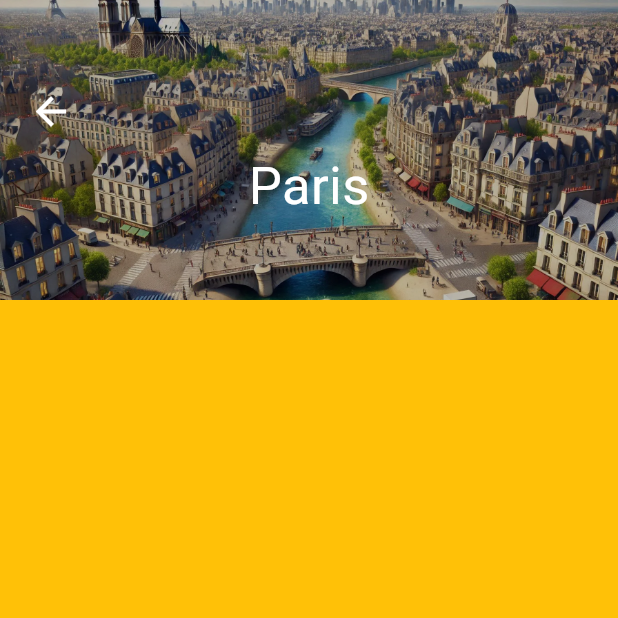
After one commit to KevinStandaert/city_tr, a Flutter app: the TripView screen opened directly with sample values from the repository, on a phone screen of 412 x 824 dp, the top half of it. The commit adds this screen. Run offline on Flutter 3.47's test engine with Material 3 defaults, Android fonts, the phone set to English and light mode, and no system bars.

Commit message:
feat trip_city_bar

```diff
--- a/lib/main.dart
+++ b/lib/main.dart
@@ -1,3 +1,5 @@
+import 'package:city_tr/views/trip/trip_view.dart';
+
 import 'data/data.dart' as data;
 import 'models/trip_model.dart';
 import 'views/404/not_found.dart';
@@ -81,6 +83,23 @@ class _CityTripState extends State<CityTrip> {
                 },
               );
             }
+          case TripView.routeName:
+            {
+              return MaterialPageRoute(
+                builder: (context) {
+                  String tripId =
+                      (settings.arguments as Map<String, String>)['tripId']!;
+                  String cityName =
+                      (settings.arguments as Map<String, String>)['cityName']!;
+
+                  return TripView(
+                    trip: trips.firstWhere((trip) => trip.id == tripId),
+                    city: widget.cities
+                        .firstWhere((city) => city.name == cityName),
+                  );
+                },
+              );
+            }
         }
       },
       onUnknownRoute: (settings) {
--- a/lib/models/activity_model.dart
+++ b/lib/models/activity_model.dart
@@ -1,3 +1,5 @@
+enum ActivityStatus { ongoing, done }
+
 class Activity {
   String name;
   String image;
@@ -5,10 +7,13 @@ class Activity {
   String city;
   double price;
 
-  Activity(
-      {required this.price,
-      required this.name,
-      required this.image,
-      required this.id,
-      required this.city});
+  ActivityStatus status;
+
+  Activity({
+    required this.price,
+    required this.name,
+    required this.image,
+    required this.id,
+    required this.city,
+  }) : status = ActivityStatus.ongoing;
 }
--- a/lib/models/trip_model.dart
+++ b/lib/models/trip_model.dart
@@ -1,9 +1,12 @@
 import 'package:city_tr/models/activity_model.dart';
+import 'package:flutter/material.dart';
 
 class Trip {
   String city;
+  String id;
   List<Activity> activities;
   DateTime? date;
 
-  Trip({required this.city, required this.activities, this.date});
+  Trip({required this.city, required this.activities, this.date})
+      : id = UniqueKey().toString();
 }
--- /dev/null
+++ b/lib/views/trip/trip_view.dart
@@ -0,0 +1,39 @@
+import 'package:city_tr/models/trip_model.dart';
+import 'package:city_tr/views/trip/widgets/trip_city_bar.dart';
+import 'package:flutter/material.dart';
+
+import '../../models/city_model.dart';
+
+class TripView extends StatefulWidget {
+  static const String routeName = '/trip';
+  final Trip trip;
+  final City city;
+
+  const TripView({super.key, required this.trip, required this.city});
+
+  @override
+  State<TripView> createState() => _TripViewState();
+}
+
+class _TripViewState extends State<TripView> {
+  @override
+  Widget build(BuildContext context) {
+    return Scaffold(
+      body: SingleChildScrollView(
+        child: Container(
+          child: Column(
+            children: [
+              TripCityBar(
+                city: widget.city,
+              ),
+              Container(
+                height: 800,
+                color: Colors.amber,
+              ),
+            ],
+          ),
+        ),
+      ),
+    );
+  }
+}
--- /dev/null
+++ b/lib/views/trip/widgets/trip_city_bar.dart
@@ -0,0 +1,57 @@
+import 'package:city_tr/models/city_model.dart';
+import 'package:flutter/material.dart';
+
+class TripCityBar extends StatelessWidget {
+  final City city;
+
+  const TripCityBar({super.key, required this.city});
+
+  @override
+  Widget build(BuildContext context) {
+    return SizedBox(
+      height: 200,
+      child: Stack(
+        fit: StackFit.expand,
+        alignment: Alignment.center,
+        children: [
+          Image.asset(city.image, fit: BoxFit.cover),
+          Container(
+              color: Colors.black26,
+              padding: const EdgeInsets.symmetric(
+                vertical: 50,
+                horizontal: 10,
+              ),
+              child: Column(
+                children: [
+                  Row(
+                    children: [
+                      IconButton(
+                        icon: Icon(
+                          Icons.arrow_back,
+                          color: Colors.white,
+                          size: 30,
+                        ),
+                        onPressed: () {
+                          Navigator.pop(context);
+                        },
+                      ),
+                    ],
+                  ),
+                  Expanded(
+                    child: Center(
+                      child: Text(
+                        city.name,
+                        style: TextStyle(
+                          fontSize: 35,
+                          color: Colors.white,
+                        ),
+                      ),
+                    ),
+                  ),
+                ],
+              ))
+        ],
+      ),
+    );
+  }
+}
--- a/lib/views/trips/widgets/trip_list.dart
+++ b/lib/views/trips/widgets/trip_list.dart
@@ -1,3 +1,4 @@
+import 'package:city_tr/views/trip/trip_view.dart';
 import 'package:flutter/material.dart';
 import 'package:intl/intl.dart';
 
@@ -20,6 +21,16 @@ class TripList extends StatelessWidget {
               ? Text(DateFormat("dd/MM/y").format(trip.date!))
               : null,
           trailing: Icon(Icons.info),
+          onTap: () {
+            Navigator.pushNamed(
+              context,
+              TripView.routeName,
+              arguments: {
+                'tripId': trip.id,
+                'cityName': trip.city,
+              },
+            );
+          },
         );
       },
     );
```
